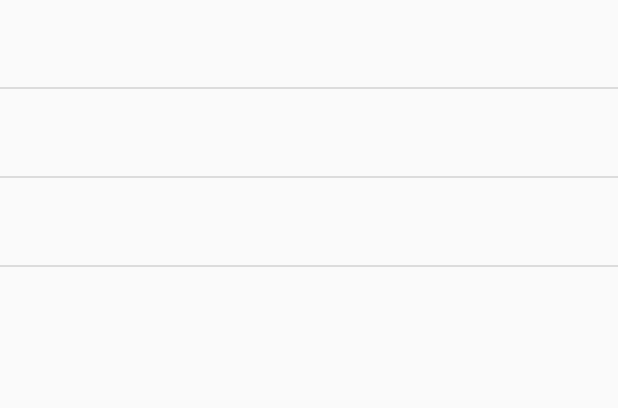
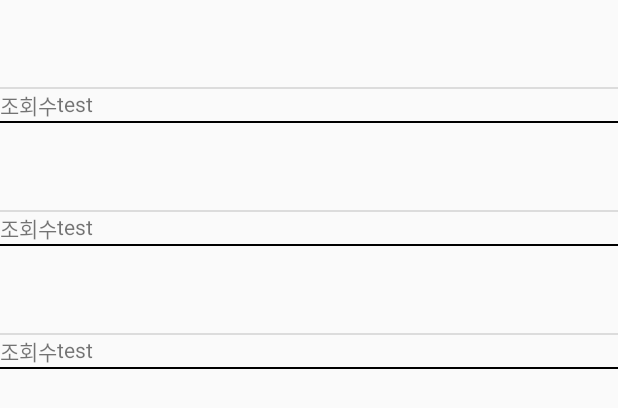
Before and after one commit to LeeParkOh/AndroidApp, an Android app: the layout recyclerview.xml on its own in the app's theme, with its tools: preview values and no code run, on a phone screen of 412 x 824 dp. Shown: the top 408 px of the screen. Run offline under Robolectric (Android 15) with nearby library versions, the phone set to English and light mode, and no system bars.

Commit message:
[*] color 추가

```diff
--- a/app/src/main/res/layout/main_item.xml
+++ b/app/src/main/res/layout/main_item.xml
@@ -37,28 +37,31 @@
 
         </RelativeLayout>
 
-        <View style="@style/Diveder"/>
+        <View style="@style/Divider"/>
 
-        <!--<TextView-->
-            <!--android:id="@+id/item_view_idx"-->
-            <!--android:layout_width="wrap_content"-->
-            <!--android:layout_height="wrap_content"/>-->
-        <!--<TextView-->
-            <!--android:id="@+id/item_view_rnum"-->
-            <!--android:layout_width="wrap_content"-->
-            <!--android:layout_height="wrap_content"/>-->
-        <!--<TextView-->
-            <!--android:id="@+id/item_view_hit_cnt"-->
-            <!--android:layout_width="wrap_content"-->
-            <!--android:layout_height="wrap_content"/>-->
-        <!--<TextView-->
-            <!--android:id="@+id/item_view_crea_dtm"-->
-            <!--android:layout_width="wrap_content"-->
-            <!--android:layout_height="wrap_content"/>-->
-        <!--<TextView-->
-            <!--android:id="@+id/item_view_title"-->
-            <!--android:layout_width="wrap_content"-->
-            <!--android:layout_height="wrap_content"/>-->
+        <RelativeLayout
+            android:layout_width="match_parent"
+            android:layout_height="wrap_content">
+
+            <TextView
+                android:id="@+id/click_count_text"
+                android:layout_width="wrap_content"
+                android:layout_height="match_parent"
+                android:text="조회수"/>
+
+            <TextView
+                android:id="@+id/click_count"
+                android:layout_width="wrap_content"
+                android:layout_height="match_parent"
+                android:layout_toRightOf="@+id/click_count_text"
+                android:text="test"/>
+
+
+
+        </RelativeLayout>
+
+        <View style="@style/Divider2"/>
+
     </LinearLayout>
 
 </RelativeLayout>
--- a/app/src/main/res/values/colors.xml
+++ b/app/src/main/res/values/colors.xml
@@ -3,4 +3,5 @@
     <color name="colorPrimary">#3F51B5</color>
     <color name="colorPrimaryDark">#303F9F</color>
     <color name="colorAccent">#FF4081</color>
+    <color name="divider">#000000</color>
 </resources>
--- a/app/src/main/res/values/styles.xml
+++ b/app/src/main/res/values/styles.xml
@@ -11,10 +11,16 @@
         <item name="colorAccent">@color/colorAccent</item>
     </style>
 
-    <style name="Diveder">
+    <style name="Divider">
         <item name="android:layout_width">match_parent</item>
         <item name="android:layout_height">1dp</item>
         <item name="android:background">?android:attr/listDivider</item>
     </style>
 
+    <style name="Divider2">
+        <item name="android:layout_width">match_parent</item>
+        <item name="android:layout_height">1dp</item>
+        <item name="android:background">@color/divider</item>
+    </style>
+
 </resources>
```
